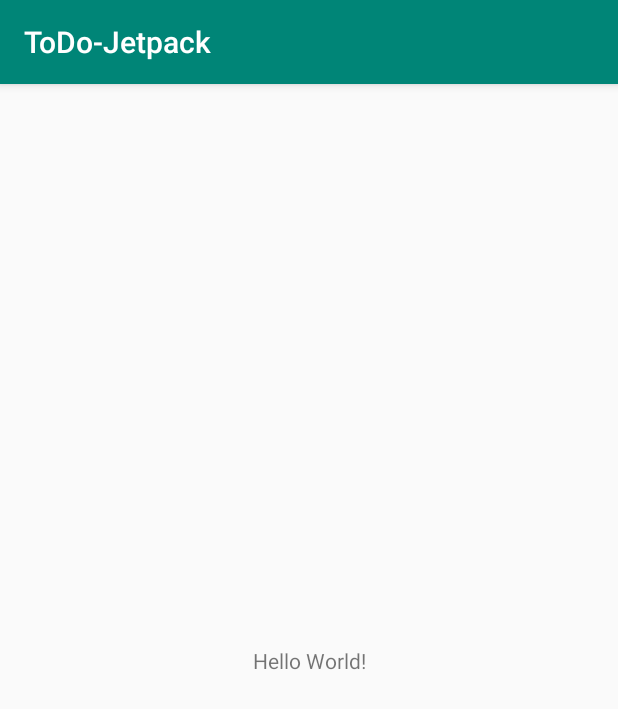
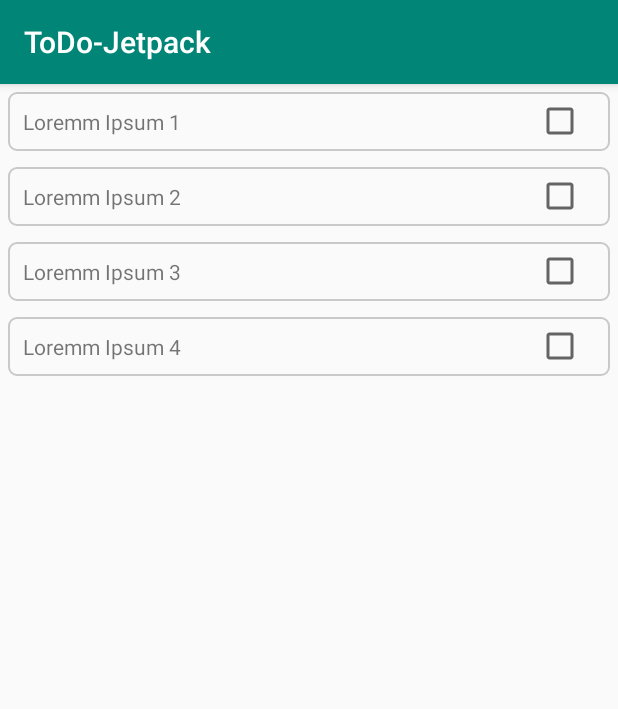
Before and after one commit to gitAbid/todo-jetpack, an Android app: the screen it shows after launch (MainActivity), on a phone screen of 412 x 824 dp. Shown: the top 709 px of the screen. Run offline under Robolectric (Android 15) with nearby library versions, the phone set to English and light mode, and no system bars.

Commit message:
Added adapter, list and view models

```diff
--- a/app/build.gradle
+++ b/app/build.gradle
@@ -25,11 +25,16 @@ android {
 
 dependencies {
     implementation fileTree(dir: 'libs', include: ['*.jar'])
-    implementation"org.jetbrains.kotlin:kotlin-stdlib-jdk7:$kotlin_version"
+    def lifecycle_version = "2.1.0"
+
+    // ViewModel and LiveData
+    implementation "androidx.lifecycle:lifecycle-extensions:$lifecycle_version"
+    implementation "org.jetbrains.kotlin:kotlin-stdlib-jdk7:$kotlin_version"
     implementation 'androidx.appcompat:appcompat:1.1.0'
     implementation 'androidx.core:core-ktx:1.1.0'
     implementation 'androidx.constraintlayout:constraintlayout:1.1.3'
     testImplementation 'junit:junit:4.12'
-    androidTestImplementation 'androidx.test.ext:junit:1.1.0'
+    androidTestImplementation 'androidx.test.ext:junit:1.1.1'
     androidTestImplementation 'androidx.test.espresso:espresso-core:3.2.0'
+    implementation 'androidx.recyclerview:recyclerview:1.1.0'
 }
--- a/app/src/main/AndroidManifest.xml
+++ b/app/src/main/AndroidManifest.xml
@@ -9,7 +9,7 @@
         android:roundIcon="@mipmap/ic_launcher_round"
         android:supportsRtl="true"
         android:theme="@style/AppTheme">
-        <activity android:name=".MainActivity">
+        <activity android:name=".ui.MainActivity">
             <intent-filter>
                 <action android:name="android.intent.action.MAIN" />
 
--- a/app/src/main/java/com/example/todo_jetpack/MainActivity.kt
+++ /dev/null
@@ -1,12 +0,0 @@
-package com.example.todo_jetpack
-
-import androidx.appcompat.app.AppCompatActivity
-import android.os.Bundle
-
-class MainActivity : AppCompatActivity() {
-
-    override fun onCreate(savedInstanceState: Bundle?) {
-        super.onCreate(savedInstanceState)
-        setContentView(R.layout.activity_main)
-    }
-}
--- /dev/null
+++ b/app/src/main/java/com/example/todo_jetpack/adapter/TodoAdapter.kt
@@ -0,0 +1,51 @@
+package com.example.todo_jetpack.adapter
+
+import android.view.LayoutInflater
+import android.view.View
+import android.view.ViewGroup
+import androidx.recyclerview.widget.RecyclerView
+import com.example.todo_jetpack.R
+import com.example.todo_jetpack.listener.ItemClickListener
+import com.example.todo_jetpack.models.Todo
+import kotlinx.android.synthetic.main.item_layout_todo.view.*
+
+class TodoAdapter(var todos: List<Todo>, var listener: ItemClickListener) :
+    RecyclerView.Adapter<TodoAdapter.ViewHolder>() {
+
+    override fun onCreateViewHolder(parent: ViewGroup, viewType: Int): ViewHolder {
+        return ViewHolder(
+            LayoutInflater.from(parent.context).inflate(
+                R.layout.item_layout_todo,
+                parent,
+                false
+            )
+        )
+    }
+
+    override fun getItemCount(): Int {
+        return todos.size
+    }
+
+    override fun onBindViewHolder(holder: ViewHolder, position: Int) {
+        val todo = todos[position]
+        holder.text.text = todo.text
+        holder.status.isChecked = todo.done
+
+        holder.status.setOnCheckedChangeListener { buttonView, isChecked ->
+            todo.done = isChecked
+            listener.onClick(position, todo)
+        }
+    }
+
+
+    class ViewHolder(view: View) : RecyclerView.ViewHolder(view) {
+        val text = view.tvText;
+        val status = view.cbDoneStatus;
+    }
+
+    fun updateDate(updates: List<Todo>) {
+        todos = updates
+        notifyDataSetChanged()
+    }
+
+}
--- /dev/null
+++ b/app/src/main/java/com/example/todo_jetpack/listener/ItemClickListener.kt
@@ -0,0 +1,7 @@
+package com.example.todo_jetpack.listener
+
+import com.example.todo_jetpack.models.Todo
+
+interface ItemClickListener {
+    fun onClick(index: Int, todo: Todo)
+}
--- /dev/null
+++ b/app/src/main/java/com/example/todo_jetpack/models/Model.kt
@@ -0,0 +1,3 @@
+package com.example.todo_jetpack.models
+
+data class Todo(var text: String, var done: Boolean = false)
--- /dev/null
+++ b/app/src/main/java/com/example/todo_jetpack/ui/MainActivity.kt
@@ -0,0 +1,41 @@
+package com.example.todo_jetpack.ui
+
+import android.os.Bundle
+import androidx.appcompat.app.AppCompatActivity
+import androidx.lifecycle.Observer
+import androidx.lifecycle.ViewModelProviders
+import androidx.recyclerview.widget.LinearLayoutManager
+import com.example.todo_jetpack.R
+import com.example.todo_jetpack.adapter.TodoAdapter
+import com.example.todo_jetpack.listener.ItemClickListener
+import com.example.todo_jetpack.models.Todo
+import com.example.todo_jetpack.viewmodel.TodoViewModel
+import kotlinx.android.synthetic.main.activity_main.*
+
+
+class MainActivity : AppCompatActivity(), ItemClickListener {
+    lateinit var viewModel: TodoViewModel
+
+    override fun onClick(index: Int, todo: Todo) {
+        viewModel.updateData(index, todo)
+    }
+
+    lateinit var todoAdapter: TodoAdapter
+
+    override fun onCreate(savedInstanceState: Bundle?) {
+        super.onCreate(savedInstanceState)
+        setContentView(R.layout.activity_main)
+        viewModel = ViewModelProviders.of(this).get(TodoViewModel::class.java)
+        todoAdapter = TodoAdapter(listOf(), this)
+        rcvTodoList.apply {
+            setHasFixedSize(true)
+            layoutManager = LinearLayoutManager(this@MainActivity)
+            adapter = todoAdapter
+        }
+        viewModel.getTodos().observe(this, Observer {
+            todoAdapter.updateDate(it)
+        })
+
+
+    }
+}
--- /dev/null
+++ b/app/src/main/java/com/example/todo_jetpack/viewmodel/TodoViewModel.kt
@@ -0,0 +1,37 @@
+package com.example.todo_jetpack.viewmodel
+
+import androidx.lifecycle.LiveData
+import androidx.lifecycle.MutableLiveData
+import androidx.lifecycle.ViewModel
+import com.example.todo_jetpack.models.Todo
+
+class TodoViewModel : ViewModel() {
+    private var todos: MutableLiveData<List<Todo>>
+
+    init {
+        todos = loadTodos()
+    }
+
+    private fun loadTodos(): MutableLiveData<List<Todo>> {
+
+        return MutableLiveData(
+            listOf(
+                Todo("Loremm Ipsum 1"),
+                Todo("Loremm Ipsum 2"),
+                Todo("Loremm Ipsum 3"),
+                Todo("Loremm Ipsum 4")
+            )
+        )
+    }
+
+    fun getTodos(): LiveData<List<Todo>> {
+        return todos
+    }
+
+    fun updateData(index: Int, updates: Todo) {
+        todos.value?.get(index)?.done = updates.done
+        todos.value?.get(index)?.text = updates.text
+    }
+
+
+}
--- /dev/null
+++ b/app/src/main/res/drawable/border_background.xml
@@ -0,0 +1,8 @@
+<?xml version="1.0" encoding="utf-8"?>
+<shape xmlns:android="http://schemas.android.com/apk/res/android">
+
+    <corners android:radius="5dp" />
+    <stroke
+        android:width="1dp"
+        android:color="@color/borderColor" />
+</shape>
--- a/app/src/main/res/layout/activity_main.xml
+++ b/app/src/main/res/layout/activity_main.xml
@@ -1,18 +1,12 @@
 <?xml version="1.0" encoding="utf-8"?>
-<androidx.constraintlayout.widget.ConstraintLayout xmlns:android="http://schemas.android.com/apk/res/android"
-    xmlns:app="http://schemas.android.com/apk/res-auto"
+<LinearLayout xmlns:android="http://schemas.android.com/apk/res/android"
     xmlns:tools="http://schemas.android.com/tools"
     android:layout_width="match_parent"
     android:layout_height="match_parent"
-    tools:context=".MainActivity">
+    tools:context=".ui.MainActivity">
 
-    <TextView
-        android:layout_width="wrap_content"
-        android:layout_height="wrap_content"
-        android:text="Hello World!"
-        app:layout_constraintBottom_toBottomOf="parent"
-        app:layout_constraintLeft_toLeftOf="parent"
-        app:layout_constraintRight_toRightOf="parent"
-        app:layout_constraintTop_toTopOf="parent" />
-
-</androidx.constraintlayout.widget.ConstraintLayout>
+    <androidx.recyclerview.widget.RecyclerView
+        android:id="@+id/rcvTodoList"
+        android:layout_width="match_parent"
+        android:layout_height="wrap_content" />
+</LinearLayout>
--- /dev/null
+++ b/app/src/main/res/layout/item_layout_todo.xml
@@ -0,0 +1,26 @@
+<?xml version="1.0" encoding="utf-8"?>
+<LinearLayout xmlns:android="http://schemas.android.com/apk/res/android"
+    android:layout_width="match_parent"
+    android:layout_height="wrap_content"
+    android:layout_margin="5dp"
+    android:background="@drawable/border_background"
+    android:orientation="horizontal">
+
+    <TextView
+        android:id="@+id/tvText"
+        android:layout_width="0dp"
+        android:layout_height="wrap_content"
+        android:layout_gravity="center"
+        android:layout_marginEnd="10dp"
+        android:layout_marginRight="10dp"
+        android:layout_weight="70"
+        android:padding="10dp" />
+
+    <CheckBox
+        android:id="@+id/cbDoneStatus"
+        android:layout_width="0dp"
+        android:layout_height="wrap_content"
+        android:layout_gravity="center"
+        android:layout_weight="10"
+        android:gravity="center" />
+</LinearLayout>
--- a/app/src/main/res/values/colors.xml
+++ b/app/src/main/res/values/colors.xml
@@ -3,4 +3,6 @@
     <color name="colorPrimary">#008577</color>
     <color name="colorPrimaryDark">#00574B</color>
     <color name="colorAccent">#D81B60</color>
+    <color name="borderColor">#9EACACAC</color>
+
 </resources>
```
Also changed, not shown: 1 other file.
